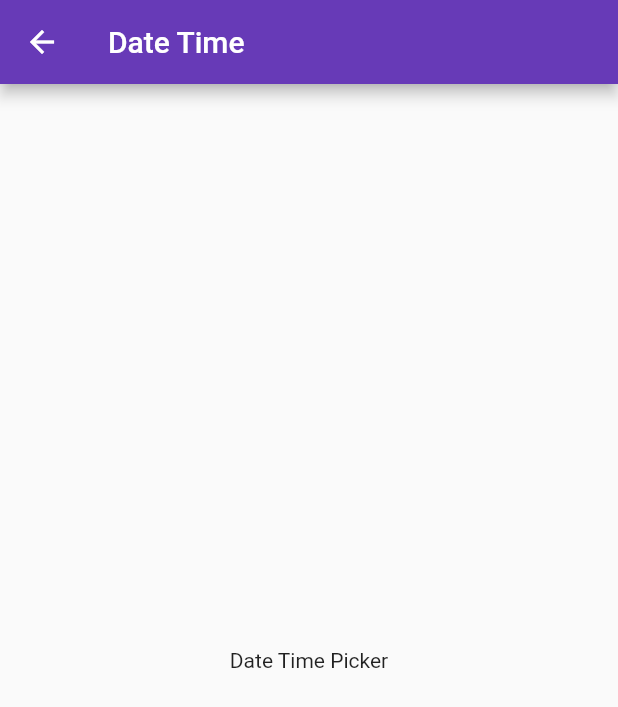
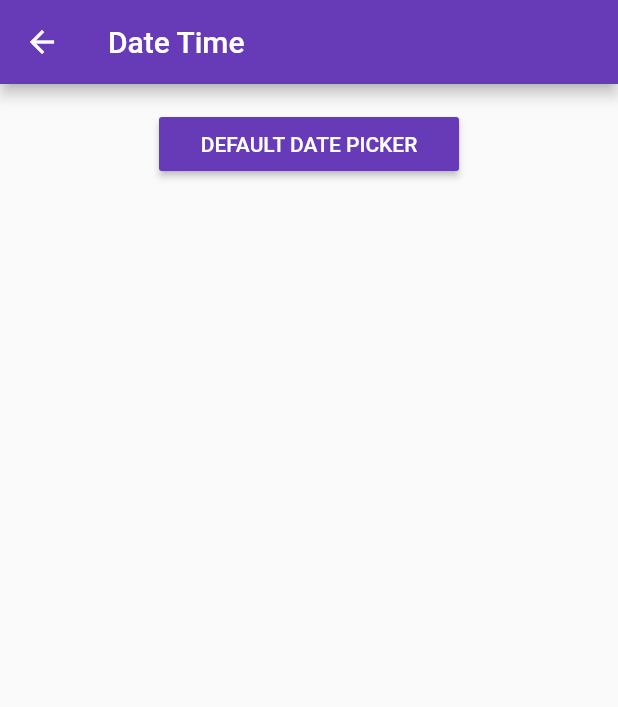
Before and after one commit to yoesuv/Flutter-Picker-Permission, a Flutter app: the DateTimeScreen screen opened by its route, on a phone screen of 412 x 824 dp. Shown: the top 707 px of the screen. Run offline on Flutter 3.47's test engine with Material 2 defaults, Android fonts, the phone set to English and light mode, and no system bars; our stand-ins replace device_info_plus, dio, equatable, file_picker, flutter_bloc, flutter_local_notifications and 4 more; missing offline and left inert: app_settings, flutter_downloader, pausable_timer, record.

Commit message:
:pencil: show default date picker

```diff
--- a/lib/src/module/datetime/date_time_screen.dart
+++ b/lib/src/module/datetime/date_time_screen.dart
@@ -1,4 +1,5 @@
 import 'package:flutter/material.dart';
+import 'package:flutter_picker/src/widgets/my_button.dart';
 
 class DateTimeScreen extends StatefulWidget {
   static const routeName = 'date_time';
@@ -18,10 +19,38 @@ class _DateTimeScreenState extends State<DateTimeScreen> {
         title: const Text('Date Time'),
       ),
       body: SafeArea(
-        child: Center(
-          child: Text('Date Time Picker'),
+        child: Padding(
+          padding: const EdgeInsets.all(16),
+          child: Column(
+            mainAxisSize: MainAxisSize.min,
+            children: [
+              _buildDefaultDate(),
+            ],
+          ),
         ),
       ),
     );
   }
+
+  Widget _buildDefaultDate() {
+    return Center(
+      child: MyButton(
+        title: 'DEFAULT DATE PICKER',
+        onPressed: () async {
+          final now = DateTime.now();
+          final lastDate = DateTime(now.year, now.month + 1, now.day);
+          var theDate = await showDatePicker(
+            context: context,
+            initialDate: now,
+            firstDate: now,
+            lastDate: lastDate,
+            initialEntryMode: DatePickerEntryMode.calendar,
+          );
+          if (theDate != null) {
+            debugPrint("DateTimeScreen # ${theDate.toLocal()}");
+          }
+        },
+      ),
+    );
+  }
 }
```
